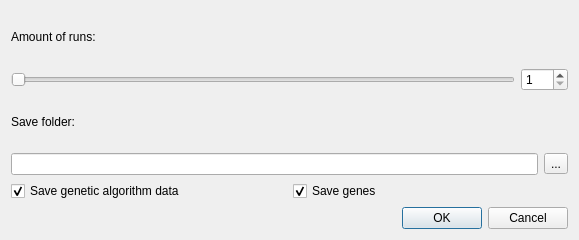
Above: src/runproperties.ui from Top-Ranger/qnn-ui before the change. Below: the same form after it.
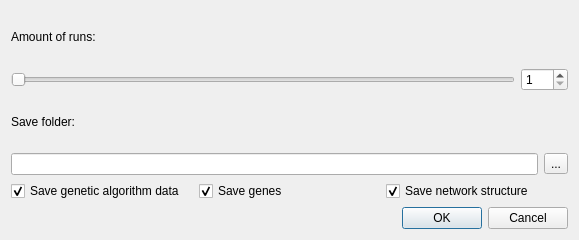
That is the form after the change.

Commit message: Network structure can now be saved.

What changed in the file:
```diff
--- a/src/runproperties.ui
+++ b/src/runproperties.ui
@@ -95,6 +95,16 @@
        </property>
       </widget>
      </item>
+     <item>
+      <widget class="QCheckBox" name="checkBox_XML">
+       <property name="text">
+        <string>Save network structure</string>
+       </property>
+       <property name="checked">
+        <bool>true</bool>
+       </property>
+      </widget>
+     </item>
     </layout>
    </item>
    <item>
```
The commit also changes 4 other files.
